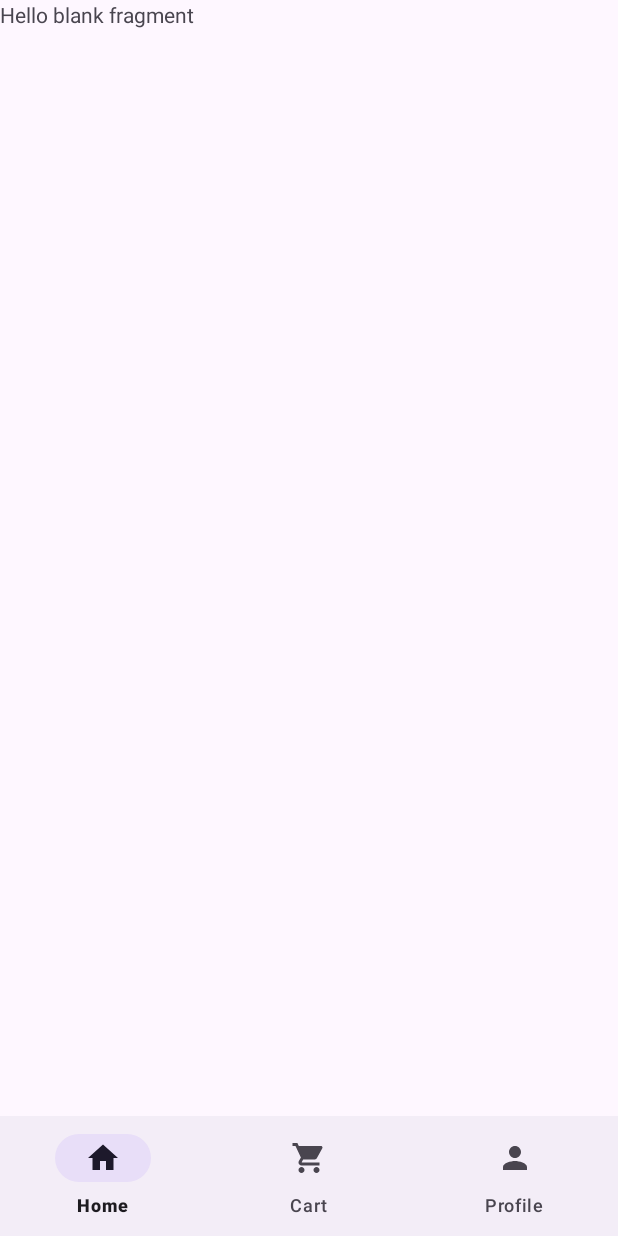
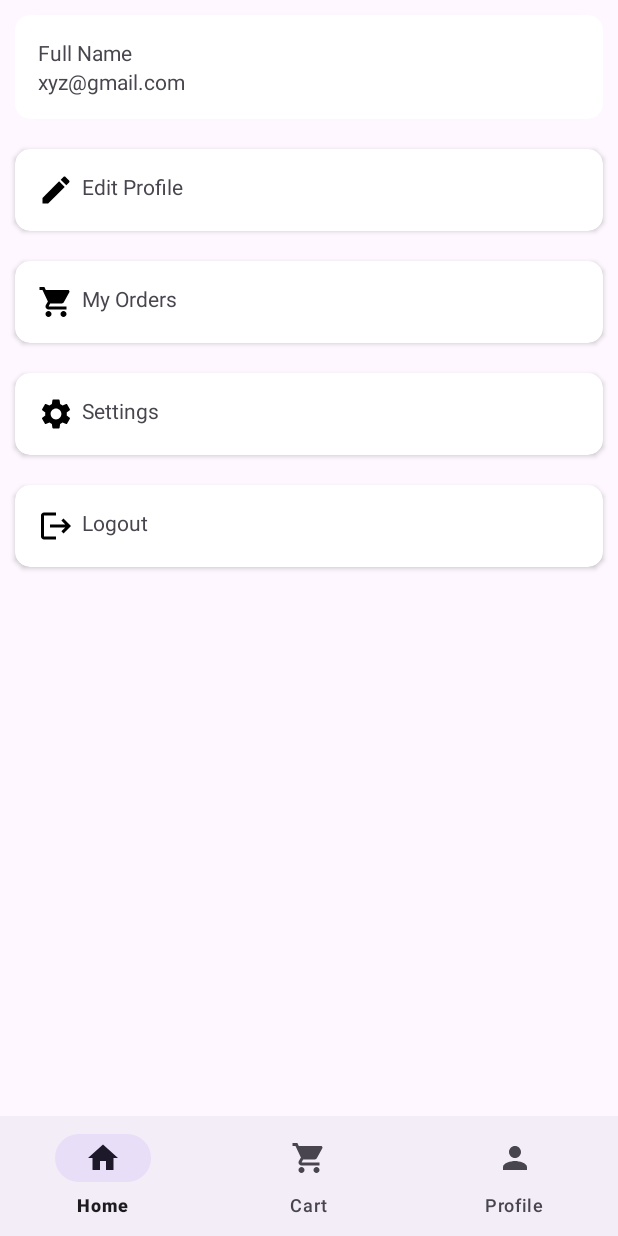
Before and after one commit to Sprajapati123/C35A---CRUD, an Android app: the fragment ProfileFragment placed in its activity, on a phone screen of 412 x 824 dp. Run offline under Robolectric (Android 15) with nearby library versions, the phone set to English and light mode, and no system bars.

Commit message:
profile fragment

```diff
--- a/app/src/main/res/layout/activity_navigation.xml
+++ b/app/src/main/res/layout/activity_navigation.xml
@@ -6,8 +6,6 @@
     android:layout_width="match_parent"
     android:layout_height="match_parent"
     tools:context=".ui.activity.NavigationActivity">
-
-
 
     <com.google.android.material.bottomnavigation.BottomNavigationView
         android:id="@+id/buttomNavigation"
--- a/app/src/main/res/layout/fragment_profile.xml
+++ b/app/src/main/res/layout/fragment_profile.xml
@@ -1,14 +1,129 @@
 <?xml version="1.0" encoding="utf-8"?>
-<FrameLayout xmlns:android="http://schemas.android.com/apk/res/android"
+<LinearLayout xmlns:android="http://schemas.android.com/apk/res/android"
     xmlns:tools="http://schemas.android.com/tools"
     android:layout_width="match_parent"
+    xmlns:app="http://schemas.android.com/apk/res-auto"
+    android:orientation="vertical"
     android:layout_height="match_parent"
     tools:context=".ui.fragment.ProfileFragment">
 
-    <!-- TODO: Update blank fragment layout -->
-    <TextView
+
+
+    <androidx.cardview.widget.CardView
+        android:layout_margin="10dp"
+        app:cardCornerRadius="10dp"
         android:layout_width="match_parent"
-        android:layout_height="match_parent"
-        android:text="@string/hello_blank_fragment" />
+        android:layout_height="wrap_content">
+        <LinearLayout
+            android:padding="15dp"
+            android:layout_width="wrap_content"
+            android:orientation="vertical"
+            android:layout_height="wrap_content">
+            <TextView
+                android:id="@+id/profileName"
+                android:text="Full Name"
+                android:layout_width="wrap_content"
+                android:layout_height="wrap_content"/>
+            <TextView
+                android:id="@+id/profileEmail"
+                android:text="xyz@gmail.com"
+                android:layout_width="wrap_content"
+                android:layout_height="wrap_content"/>
+        </LinearLayout>
+    </androidx.cardview.widget.CardView>
 
-</FrameLayout>
+    <androidx.cardview.widget.CardView
+        android:layout_margin="10dp"
+        android:id="@+id/editProfile"
+        app:cardCornerRadius="10dp"
+        android:layout_width="match_parent"
+        android:layout_height="wrap_content">
+        <LinearLayout
+            android:layout_width="wrap_content"
+            android:orientation="horizontal"
+            android:padding="15dp"
+            android:layout_height="wrap_content">
+            <ImageView
+                android:src="@drawable/baseline_mode_edit_outline_24"
+                android:layout_width="wrap_content"
+                android:layout_height="wrap_content"/>
+            <TextView
+                android:layout_marginStart="5dp"
+                android:text="Edit Profile"
+                android:layout_width="wrap_content"
+                android:layout_height="wrap_content"/>
+
+        </LinearLayout>
+    </androidx.cardview.widget.CardView>
+
+    <androidx.cardview.widget.CardView
+        android:layout_margin="10dp"
+        app:cardCornerRadius="10dp"
+        android:layout_width="match_parent"
+        android:layout_height="wrap_content">
+        <LinearLayout
+            android:layout_width="wrap_content"
+            android:orientation="horizontal"
+            android:padding="15dp"
+            android:layout_height="wrap_content">
+            <ImageView
+                android:src="@drawable/baseline_shopping_cart_24"
+                android:layout_width="wrap_content"
+                android:layout_height="wrap_content"/>
+            <TextView
+                android:layout_marginStart="5dp"
+                android:text="My Orders"
+                android:layout_width="wrap_content"
+                android:layout_height="wrap_content"/>
+
+        </LinearLayout>
+    </androidx.cardview.widget.CardView>
+    <androidx.cardview.widget.CardView
+        android:layout_margin="10dp"
+        app:cardCornerRadius="10dp"
+        android:layout_width="match_parent"
+        android:layout_height="wrap_content">
+        <LinearLayout
+            android:layout_width="wrap_content"
+            android:orientation="horizontal"
+            android:padding="15dp"
+            android:layout_height="wrap_content">
+            <ImageView
+                android:src="@drawable/baseline_settings_24"
+                android:layout_width="wrap_content"
+                android:layout_height="wrap_content"/>
+            <TextView
+                android:layout_marginStart="5dp"
+
+                android:text="Settings"
+                android:layout_width="wrap_content"
+                android:layout_height="wrap_content"/>
+
+        </LinearLayout>
+    </androidx.cardview.widget.CardView>
+    <androidx.cardview.widget.CardView
+        android:layout_margin="10dp"
+        android:id="@+id/logout"
+        app:cardCornerRadius="10dp"
+        android:layout_width="match_parent"
+        android:layout_height="wrap_content">
+        <LinearLayout
+            android:layout_width="wrap_content"
+            android:orientation="horizontal"
+            android:padding="15dp"
+            android:layout_height="wrap_content">
+            <ImageView
+                android:src="@drawable/baseline_logout_24"
+                android:layout_width="wrap_content"
+                android:layout_height="wrap_content"/>
+            <TextView
+                android:layout_marginStart="5dp"
+
+                android:text="Logout"
+                android:layout_width="wrap_content"
+                android:layout_height="wrap_content"/>
+
+        </LinearLayout>
+    </androidx.cardview.widget.CardView>
+
+</LinearLayout>
```
